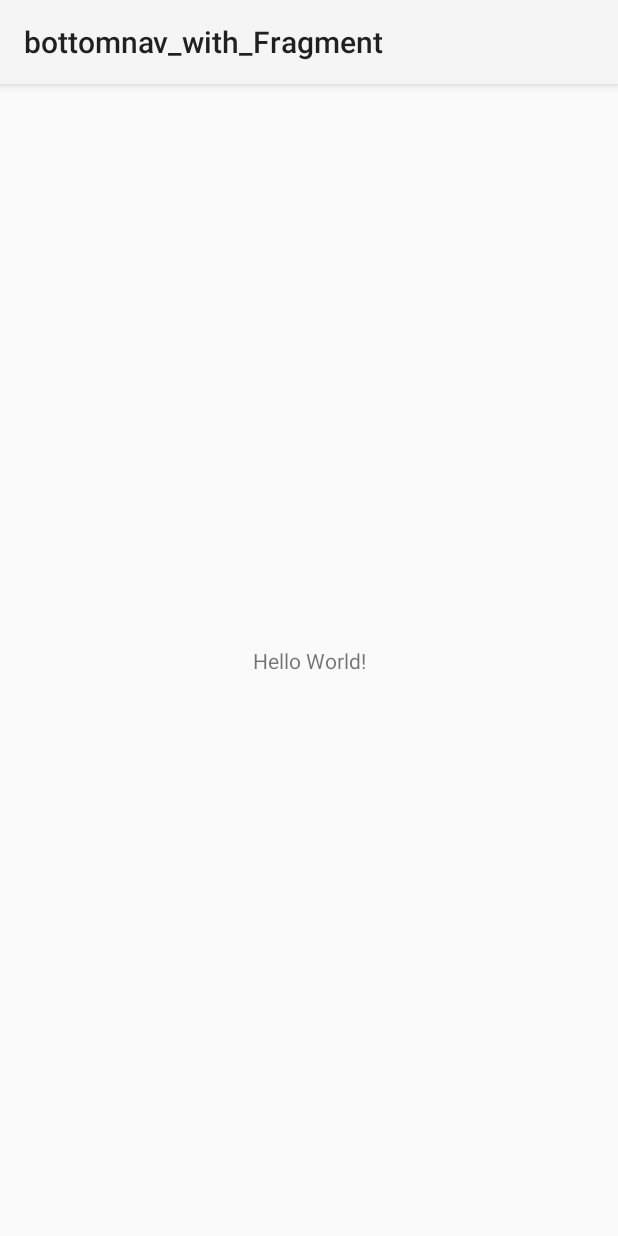
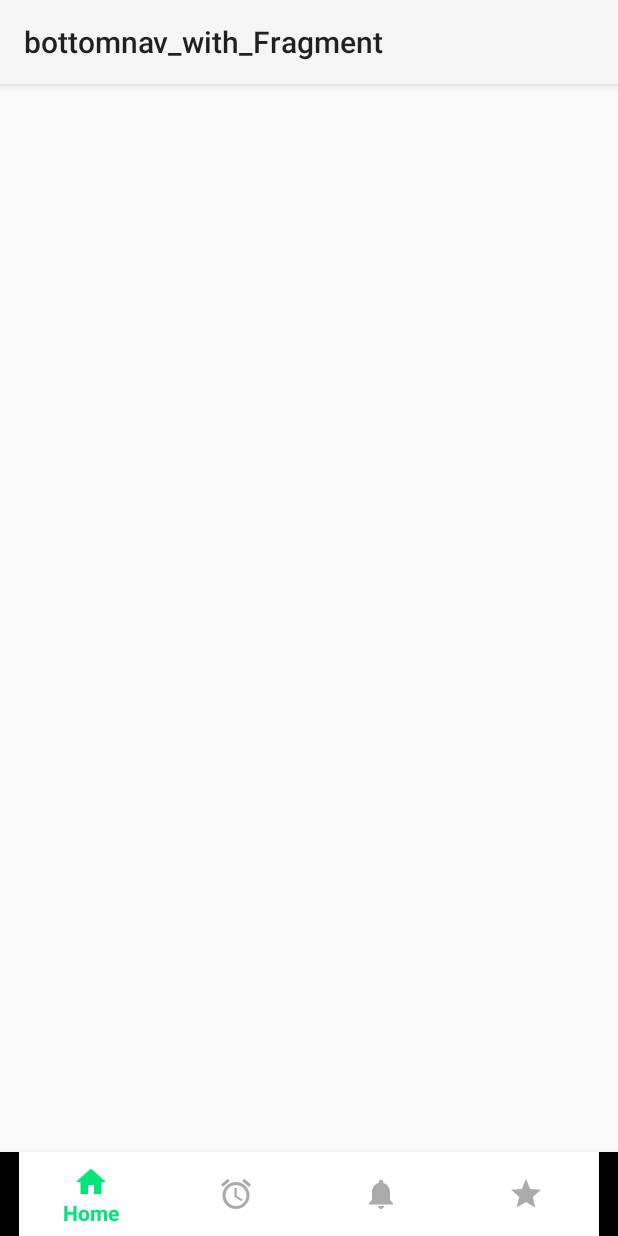
Before and after one commit to keeplone/bottomnav_with_Fragment, an Android app: the screen it shows after launch (MainActivity), on a phone screen of 412 x 824 dp. Run offline under Robolectric (Android 15) with nearby library versions, the phone set to English and light mode, and no system bars.

Commit message:
Bottomnav delete animation

```diff
--- a/app/build.gradle
+++ b/app/build.gradle
@@ -27,4 +27,6 @@ dependencies {
     compile 'com.android.support:appcompat-v7:25.3.1'
     compile 'com.android.support.constraint:constraint-layout:1.0.2'
     testCompile 'junit:junit:4.12'
+
+    compile 'com.android.support:design:25.3.1'
 }
--- /dev/null
+++ b/app/src/main/java/com/example/zensea/bottomnav_with_fragment/BottomNavigationViewHelper.java
@@ -0,0 +1,31 @@
+package com.example.zensea.bottomnav_with_fragment;
+
+import android.support.design.internal.BottomNavigationItemView;
+import android.support.design.internal.BottomNavigationMenuView;
+import android.support.design.widget.BottomNavigationView;
+import android.util.Log;
+import java.lang.reflect.Field;
+
+public class BottomNavigationViewHelper {
+    public static void disableShiftMode(BottomNavigationView view) {
+        BottomNavigationMenuView menuView = (BottomNavigationMenuView) view.getChildAt(0);
+        try {
+            Field shiftingMode = menuView.getClass().getDeclaredField("mShiftingMode");
+            shiftingMode.setAccessible(true);
+            shiftingMode.setBoolean(menuView, false);
+            shiftingMode.setAccessible(false);
+            for (int i = 0; i < menuView.getChildCount(); i++) {
+                BottomNavigationItemView item = (BottomNavigationItemView) menuView.getChildAt(i);
+                //noinspection RestrictedApi
+                item.setShiftingMode(false);
+                // set once again checked value, so view will be updated
+                //noinspection RestrictedApi
+                item.setChecked(item.getItemData().isChecked());
+            }
+        } catch (NoSuchFieldException e) {
+            Log.e("BNVHelper", "Unable to get shift mode field", e);
+        } catch (IllegalAccessException e) {
+            Log.e("BNVHelper", "Unable to change value of shift mode", e);
+        }
+    }
+}
--- a/app/src/main/java/com/example/zensea/bottomnav_with_fragment/MainActivity.java
+++ b/app/src/main/java/com/example/zensea/bottomnav_with_fragment/MainActivity.java
@@ -1,5 +1,6 @@
 package com.example.zensea.bottomnav_with_fragment;
 
+import android.support.design.widget.BottomNavigationView;
 import android.support.v7.app.AppCompatActivity;
 import android.os.Bundle;
 
@@ -9,5 +10,8 @@ public class MainActivity extends AppCompatActivity {
     protected void onCreate(Bundle savedInstanceState) {
         super.onCreate(savedInstanceState);
         setContentView(R.layout.activity_main);
+
+        BottomNavigationView bottomNavigationView = (BottomNavigationView) findViewById(R.id.bottom_nav);
+        BottomNavigationViewHelper.disableShiftMode(bottomNavigationView);
     }
 }
--- /dev/null
+++ b/app/src/main/res/drawable/ic_alarm_black_24dp.xml
@@ -0,0 +1,9 @@
+<vector xmlns:android="http://schemas.android.com/apk/res/android"
+        android:width="24dp"
+        android:height="24dp"
+        android:viewportWidth="24.0"
+        android:viewportHeight="24.0">
+    <path
+        android:fillColor="#FF000000"
+        android:pathData="M22,5.72l-4.6,-3.86 -1.29,1.53 4.6,3.86L22,5.72zM7.88,3.39L6.6,1.86 2,5.71l1.29,1.53 4.59,-3.85zM12.5,8L11,8v6l4.75,2.85 0.75,-1.23 -4,-2.37L12.5,8zM12,4c-4.97,0 -9,4.03 -9,9s4.02,9 9,9c4.97,0 9,-4.03 9,-9s-4.03,-9 -9,-9zM12,20c-3.87,0 -7,-3.13 -7,-7s3.13,-7 7,-7 7,3.13 7,7 -3.13,7 -7,7z"/>
+</vector>
--- /dev/null
+++ b/app/src/main/res/drawable/ic_home_black_24dp.xml
@@ -0,0 +1,9 @@
+<vector xmlns:android="http://schemas.android.com/apk/res/android"
+        android:width="24dp"
+        android:height="24dp"
+        android:viewportWidth="24.0"
+        android:viewportHeight="24.0">
+    <path
+        android:fillColor="#FF000000"
+        android:pathData="M10,20v-6h4v6h5v-8h3L12,3 2,12h3v8z"/>
+</vector>
--- /dev/null
+++ b/app/src/main/res/drawable/ic_notifications_black_24dp.xml
@@ -0,0 +1,9 @@
+<vector xmlns:android="http://schemas.android.com/apk/res/android"
+        android:width="24dp"
+        android:height="24dp"
+        android:viewportWidth="24.0"
+        android:viewportHeight="24.0">
+    <path
+        android:fillColor="#FF000000"
+        android:pathData="M12,22c1.1,0 2,-0.9 2,-2h-4c0,1.1 0.89,2 2,2zM18,16v-5c0,-3.07 -1.64,-5.64 -4.5,-6.32L13.5,4c0,-0.83 -0.67,-1.5 -1.5,-1.5s-1.5,0.67 -1.5,1.5v0.68C7.63,5.36 6,7.92 6,11v5l-2,2v1h16v-1l-2,-2z"/>
+</vector>
--- /dev/null
+++ b/app/src/main/res/drawable/ic_star_black_24dp.xml
@@ -0,0 +1,9 @@
+<vector xmlns:android="http://schemas.android.com/apk/res/android"
+        android:width="24dp"
+        android:height="24dp"
+        android:viewportWidth="24.0"
+        android:viewportHeight="24.0">
+    <path
+        android:fillColor="#FF000000"
+        android:pathData="M12,17.27L18.18,21l-1.64,-7.03L22,9.24l-7.19,-0.61L12,2 9.19,8.63 2,9.24l5.46,4.73L5.82,21z"/>
+</vector>
--- /dev/null
+++ b/app/src/main/res/drawable/select_nav_menu.xml
@@ -0,0 +1,6 @@
+<?xml version="1.0" encoding="utf-8"?>
+<selector xmlns:android="http://schemas.android.com/apk/res/android">
+    <item android:state_checked="true" android:color="@color/select" />
+    <item android:color="@android:color/darker_gray"  />
+
+</selector>
--- a/app/src/main/res/layout/activity_main.xml
+++ b/app/src/main/res/layout/activity_main.xml
@@ -1,18 +1,23 @@
 <?xml version="1.0" encoding="utf-8"?>
-<android.support.constraint.ConstraintLayout xmlns:android="http://schemas.android.com/apk/res/android"
+<RelativeLayout xmlns:android="http://schemas.android.com/apk/res/android"
     xmlns:app="http://schemas.android.com/apk/res-auto"
     xmlns:tools="http://schemas.android.com/tools"
     android:layout_width="match_parent"
     android:layout_height="match_parent"
     tools:context="com.example.zensea.bottomnav_with_fragment.MainActivity">
 
-    <TextView
-        android:layout_width="wrap_content"
+    <android.support.design.widget.BottomNavigationView
+        android:id="@+id/bottom_nav"
+        android:layout_width="match_parent"
         android:layout_height="wrap_content"
-        android:text="Hello World!"
-        app:layout_constraintBottom_toBottomOf="parent"
-        app:layout_constraintLeft_toLeftOf="parent"
-        app:layout_constraintRight_toRightOf="parent"
-        app:layout_constraintTop_toTopOf="parent" />
+        android:layout_alignParentBottom="true"
+        app:itemBackground="@color/colorPrimary"
+        app:itemIconTint="@drawable/select_nav_menu"
+        app:itemTextColor="@drawable/select_nav_menu"
+        app:menu="@menu/bottomnav_menu" >
 
-</android.support.constraint.ConstraintLayout>
+    </android.support.design.widget.BottomNavigationView>
+
+
+
+</RelativeLayout>
--- /dev/null
+++ b/app/src/main/res/menu/bottomnav_menu.xml
@@ -0,0 +1,22 @@
+<?xml version="1.0" encoding="utf-8"?>
+<menu xmlns:android="http://schemas.android.com/apk/res/android">
+    <item
+        android:id="@+id/navHome"
+        android:icon="@drawable/ic_home_black_24dp"
+        android:title="Home"/>
+
+    <item
+        android:id="@+id/navAlarm"
+        android:icon="@drawable/ic_alarm_black_24dp"
+        android:title="Alarm"/>
+
+    <item
+        android:id="@+id/navNotifi"
+        android:icon="@drawable/ic_notifications_black_24dp"
+        android:title="Notification"/>
+    <item
+        android:id="@+id/navStar"
+        android:icon="@drawable/ic_star_black_24dp"
+        android:title="Star"/>
+
+</menu>
--- a/app/src/main/res/values/colors.xml
+++ b/app/src/main/res/values/colors.xml
@@ -3,4 +3,5 @@
     <color name="colorPrimary">#FFFFFF</color>
     <color name="colorPrimaryDark">#FFFFFF</color>
     <color name="colorAccent">#FF4081</color>
+    <color name="select">#00E676</color>
 </resources>
```
